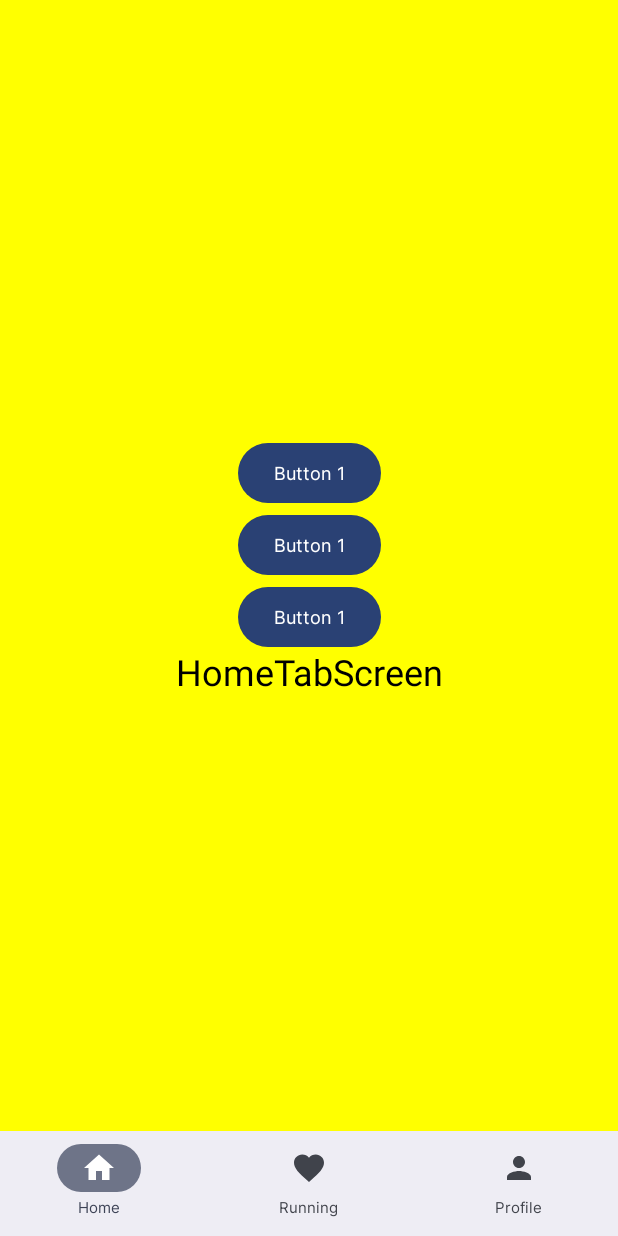
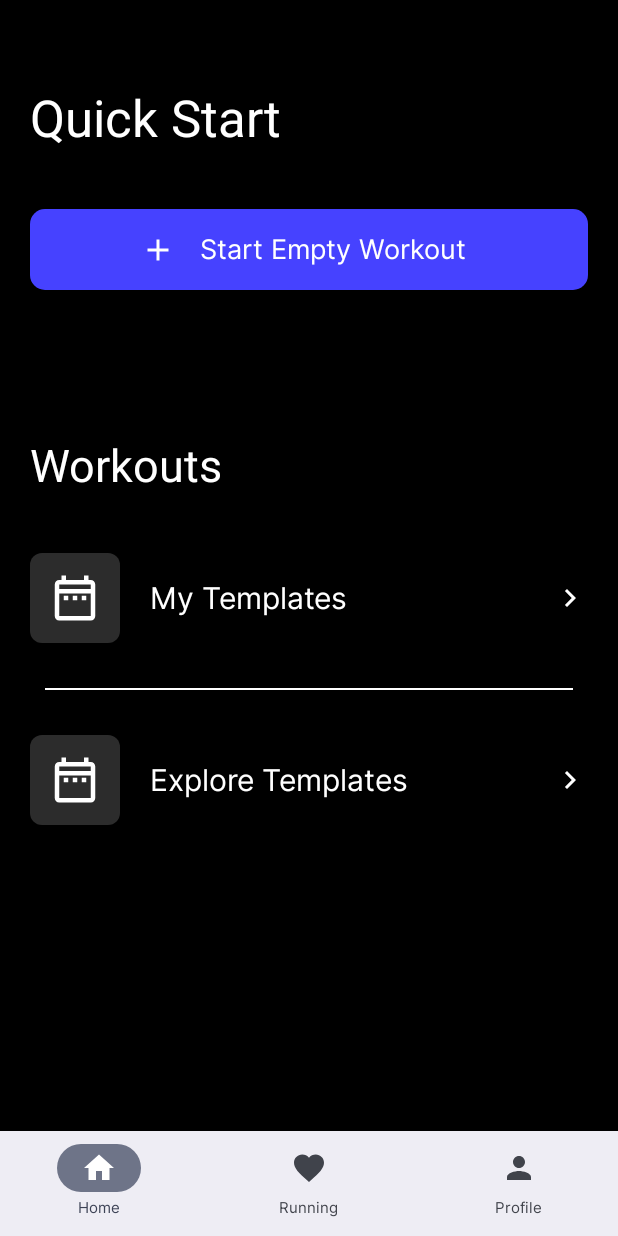
Before and after one commit to bhattshrey24/Power-App, an Android app built with Jetpack Compose: the home_screen screen opened through its navigation route, on a phone screen of 412 x 824 dp. Run offline under Robolectric (Android 15) with nearby library versions, the phone set to English and light mode, and no system bars; libraries missing offline, so code that uses them is left out: com.maxkeppeler.sheets.

Commit message:
home tab ui added

```diff
--- a/app/src/main/java/com/example/powerapp/presentation/common_compose/CustomButtons.kt
+++ b/app/src/main/java/com/example/powerapp/presentation/common_compose/CustomButtons.kt
@@ -1,16 +1,30 @@
 package com.example.powerapp.presentation.common_compose
 
+import androidx.compose.foundation.clickable
+import androidx.compose.foundation.layout.Arrangement
+import androidx.compose.foundation.layout.Row
 import androidx.compose.foundation.layout.fillMaxWidth
+import androidx.compose.foundation.layout.height
 import androidx.compose.foundation.layout.padding
+import androidx.compose.foundation.layout.width
 import androidx.compose.foundation.shape.RoundedCornerShape
+import androidx.compose.material.icons.Icons
+import androidx.compose.material.icons.outlined.DateRange
+import androidx.compose.material.icons.outlined.KeyboardArrowRight
 import androidx.compose.material3.Button
 import androidx.compose.material3.ButtonDefaults
+import androidx.compose.material3.Icon
+import androidx.compose.material3.Surface
 import androidx.compose.material3.Text
 import androidx.compose.runtime.Composable
+import androidx.compose.ui.Alignment
 import androidx.compose.ui.Modifier
 import androidx.compose.ui.graphics.Color
+import androidx.compose.ui.graphics.vector.ImageVector
+import androidx.compose.ui.tooling.preview.Preview
 import androidx.compose.ui.unit.Dp
 import androidx.compose.ui.unit.dp
+import androidx.compose.ui.unit.sp
 import com.example.powerapp.ui.theme.ThemeConst
 
 @Composable
@@ -33,3 +47,66 @@ fun ButtonPrimary(
 ) {
     Text(text = buttonText)
 }
+
+@Preview
+@Composable
+fun HomeTabButtonPreview() {
+    HomeTabButton(
+        text = "My Template",
+        icon = Icons.Outlined.DateRange,
+    ) {}
+}
+
+@Composable
+fun HomeTabButton(
+    text: String,
+    icon: ImageVector,
+    onClick: () -> Unit,
+) {
+    Row(
+        horizontalArrangement = Arrangement.SpaceBetween,
+        verticalAlignment = Alignment.CenterVertically,
+        modifier = Modifier
+            .fillMaxWidth()
+            .padding(
+                start = 20.dp,
+                end = 20.dp
+            )
+            .clickable { onClick() }
+    ) {
+        Row(
+            verticalAlignment = Alignment.CenterVertically,
+        ) {
+            Surface(
+                color = ThemeConst.MyColors.SurfacePri,
+                shape = RoundedCornerShape(ThemeConst.CornerRadius.small)
+            ) {
+                Icon(
+                    imageVector = icon,
+                    tint = Color.White,
+                    contentDescription = "My Icon",
+                    modifier = Modifier
+                        .height(60.dp)
+                        .width(60.dp)
+                        .padding(
+                            all = 12.dp
+                        )
+                )
+            }
+            Text(
+                text = text,
+                fontSize = 20.sp,
+                color = ThemeConst.MyColors.TextPri,
+                modifier = Modifier.padding(start = 20.dp)
+                //, modifier = Modifier.align(Alignment.CenterVertically)
+            )
+        }
+
+        Icon(
+            imageVector = Icons.Outlined.KeyboardArrowRight,
+            tint = Color.White,
+            contentDescription = "My Icon 2",
+        )
+    }
+
+}
--- a/app/src/main/java/com/example/powerapp/presentation/screens/tabs/HomeScreenTab.kt
+++ b/app/src/main/java/com/example/powerapp/presentation/screens/tabs/HomeScreenTab.kt
@@ -1,18 +1,31 @@
 package com.example.powerapp.presentation.screens.tabs
 
-import androidx.compose.foundation.layout.Arrangement
+
 import androidx.compose.foundation.layout.Column
 import androidx.compose.foundation.layout.fillMaxSize
+import androidx.compose.foundation.layout.fillMaxWidth
+import androidx.compose.foundation.layout.padding
+import androidx.compose.foundation.shape.RoundedCornerShape
+import androidx.compose.material.icons.Icons
+import androidx.compose.material.icons.outlined.Add
+import androidx.compose.material.icons.outlined.DateRange
 import androidx.compose.material3.Button
+import androidx.compose.material3.ButtonDefaults
+import androidx.compose.material3.Divider
+import androidx.compose.material3.Icon
 import androidx.compose.material3.Surface
 import androidx.compose.material3.Text
 import androidx.compose.runtime.Composable
-import androidx.compose.ui.Alignment
 import androidx.compose.ui.Modifier
 import androidx.compose.ui.graphics.Color
 import androidx.compose.ui.tooling.preview.Preview
 import com.example.powerapp.ui.theme.ThemeConst
 import androidx.compose.ui.text.TextStyle
+import androidx.compose.ui.text.font.FontWeight
+import androidx.compose.ui.text.style.TextAlign
+import androidx.compose.ui.unit.dp
+import androidx.compose.ui.unit.sp
+import com.example.powerapp.presentation.common_compose.HomeTabButton
 
 
 @Preview
@@ -27,27 +40,78 @@ fun HomeTabScreen(
     onClick2: () -> Unit,
     onClick3: () -> Unit
 ) {
-    Surface(color = Color.Yellow) {
+    Surface(color = ThemeConst.MyColors.Background) {
         Column(
-            horizontalAlignment = Alignment.CenterHorizontally,
-            verticalArrangement = Arrangement.Center,
             modifier = Modifier
                 .fillMaxSize()
         ) {
-            Button(onClick = onClick1) {
-                Text(text = "Button 1")
+
+            Text(
+                text = "Quick Start",
+                color = ThemeConst.MyColors.TextPri,
+                style = TextStyle(fontSize = ThemeConst.FontSize.headingLarge),
+                modifier = Modifier
+                    .padding(
+                        top = 60.dp,
+                        start = 20.dp,
+                        bottom = 40.dp
+                    )
+                    .fillMaxWidth(),
+                textAlign = TextAlign.Start
+            )
+
+            Button(
+                onClick = onClick1,
+                modifier = Modifier
+                    .fillMaxWidth()
+                    .padding(horizontal = 20.dp),
+                colors = ButtonDefaults.buttonColors(
+                    contentColor = ThemeConst.MyColors.TextPri,
+                    containerColor = ThemeConst.MyColors.SurfaceSec,
+                ), shape = RoundedCornerShape(ThemeConst.CornerRadius.medium)
+            ) {
+                Icon(
+                    imageVector = Icons.Outlined.Add,
+                    tint = Color.White,
+                    contentDescription = "Navigation Icon",
+                    modifier = Modifier.padding(end = 8.dp)
+                )
+                Text(
+                    fontWeight = FontWeight.Normal,
+                    text = "Start Empty Workout",
+                    fontSize = 18.sp,
+                    modifier = Modifier.padding(8.dp),
+                )
             }
-            Button(onClick = onClick2) {
-                Text(text = "Button 1")
+
+            Text(
+                text = "Workouts",
+                color = ThemeConst.MyColors.TextPri,
+                style = TextStyle(fontSize = ThemeConst.FontSize.headingMedium),
+                modifier = Modifier
+                    .padding(
+                        top = 100.dp,
+                        start = 20.dp,
+                        bottom = 40.dp
+                    )
+                    .fillMaxWidth(),
+                textAlign = TextAlign.Start
+            )
+
+            HomeTabButton(text = "My Templates", icon = Icons.Outlined.DateRange) {
+                onClick2()
             }
-            Button(onClick = onClick3) {
-                Text(text = "Button 1")
+            //Spacer(modifier = Modifier.height(10.dp))
+            Divider(
+                modifier = Modifier
+                    .fillMaxWidth()
+                    .padding(horizontal = 30.dp, vertical = 30.dp),
+                color = Color.White
+            )
+            HomeTabButton(text = "Explore Templates", icon = Icons.Outlined.DateRange) {
+                onClick3()
             }
-            Text(
-                text = "HomeTabScreen",
-                color = ThemeConst.MyColors.Background,
-                style = TextStyle(fontSize = ThemeConst.FontSize.titleLarge),
-            )
+
         }
     }
 }
--- a/app/src/main/java/com/example/powerapp/ui/theme/ThemeConst.kt
+++ b/app/src/main/java/com/example/powerapp/ui/theme/ThemeConst.kt
@@ -34,9 +34,9 @@ object ThemeConst{
         val extraLarge = 12.dp
     }
     object FontSize{
-        val headingLarge = 24.sp
-        val headingMedium= 18.sp
-        val headingSmall= 14.sp
+        val headingLarge = 34.sp
+        val headingMedium= 30.sp
+        val headingSmall= 28.sp
         val titleLarge = 24.sp
         val titleMedium= 18.sp
         val titleSmall= 14.sp
```
Also changed, not shown: app/src/main/java/com/example/powerapp/MainActivity.kt (+3 -6 lines).
